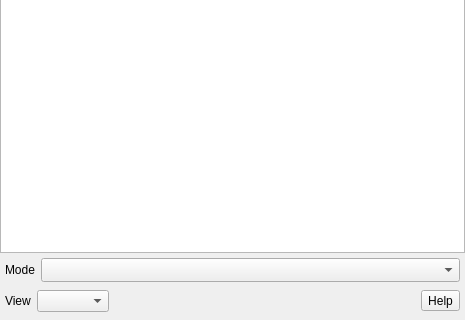
First picture: the form in src/ui/qgsidentifyresultsbase.ui, repository qgis/QGIS, before the edit; both pictures show x 0 to 465 and y 170 to 490 of the 465 by 490 pixel window.
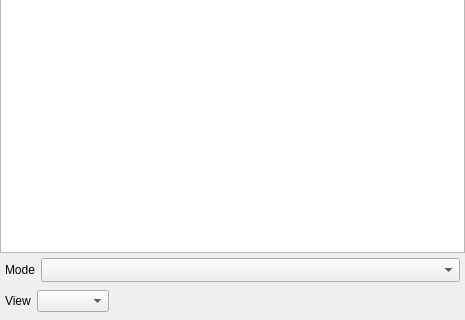
Second picture: the form after the edit. Icons and pictures are not drawn. Custom widgets are drawn as their Qt base class.

Commit message: Move Help button to top toolbar.

```diff
--- a/src/ui/qgsidentifyresultsbase.ui
+++ b/src/ui/qgsidentifyresultsbase.ui
@@ -226,19 +226,6 @@
        </property>
       </spacer>
      </item>
-     <item>
-      <widget class="QToolButton" name="mHelpToolButton">
-       <property name="enabled">
-        <bool>true</bool>
-       </property>
-       <property name="text">
-        <string>Help</string>
-       </property>
-       <property name="checkable">
-        <bool>false</bool>
-       </property>
-      </widget>
-     </item>
     </layout>
    </item>
   </layout>
```
Left out of the diff: 42 changed lines with no effect on the pictures. The commit also changes 2 other files.
